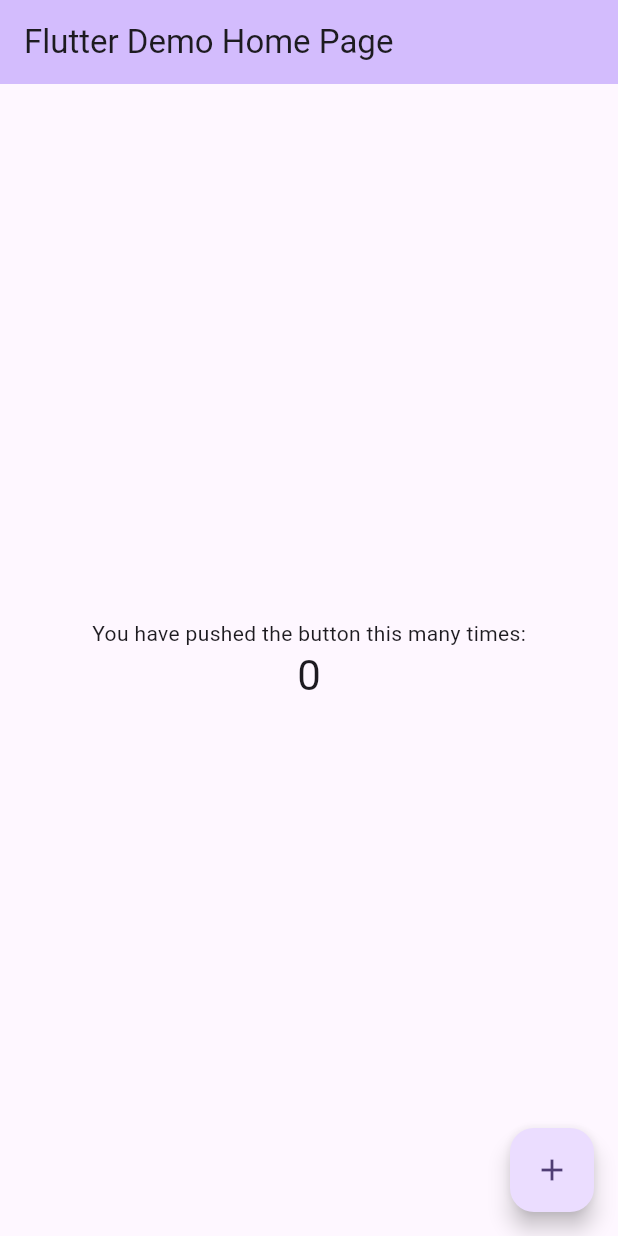
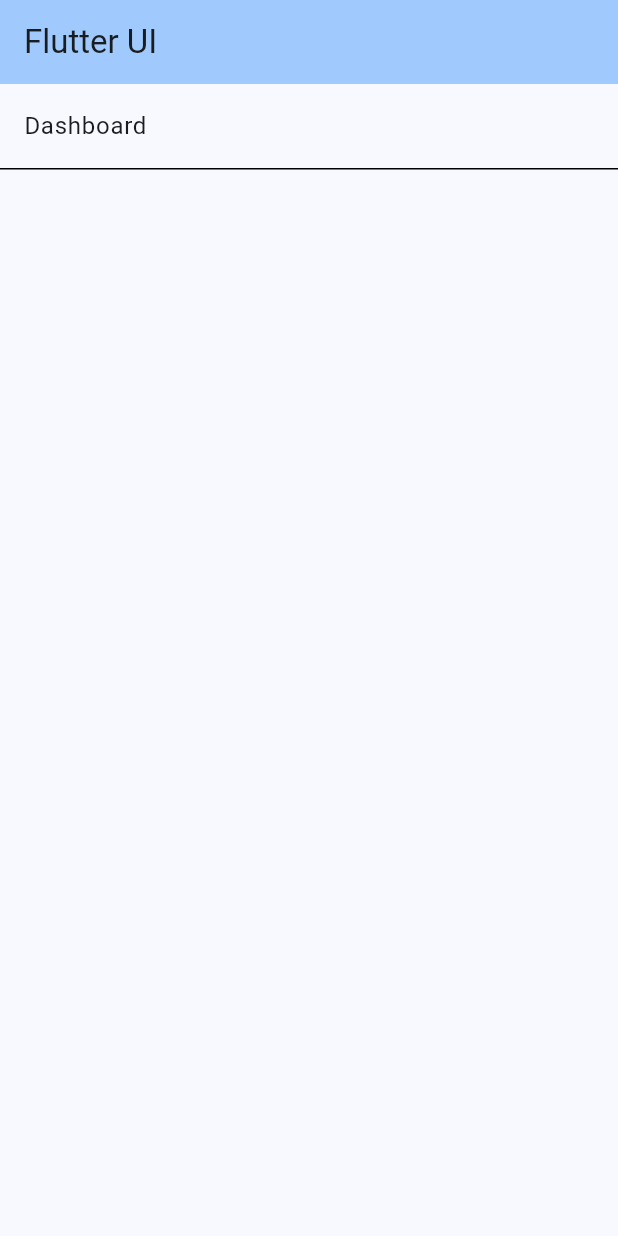
Before and after one commit to murali-kumar/flutter_ui, a Flutter app: the screen it shows after launch, on a phone screen of 412 x 824 dp. Run offline on Flutter 3.47's test engine with Material 3 defaults, Android fonts, the phone set to English and light mode, and no system bars.

Commit message:
project base Structure creation

```diff
--- /dev/null
+++ b/lib/data/data_items.dart
@@ -0,0 +1,17 @@
+import '../utils/route_generator.dart';
+
+import '../models/screen_item.dart';
+
+List<ScreenItem> getScreenItems(){
+List<ScreenItem> dataList = [];
+dataList.add(ScreenItem(label: "Dashboard", screenName: RouteGenerator.dashboardMenuRoute));
+
+return dataList;
+}
+
+List<ScreenItem> getDashboardScreenItems(){
+  List<ScreenItem> dataList = [];
+  dataList.add(ScreenItem(label: "Dashboard 1", screenName: RouteGenerator.dashboard1));
+
+  return dataList;
+}
--- a/lib/main.dart
+++ b/lib/main.dart
@@ -1,4 +1,6 @@
 import 'package:flutter/material.dart';
+
+import 'utils/route_generator.dart';
 
 void main() {
   runApp(const MyApp());
@@ -11,115 +13,13 @@ class MyApp extends StatelessWidget {
   @override
   Widget build(BuildContext context) {
     return MaterialApp(
-      title: 'Flutter Demo',
+      title: 'Flutter UI',
       theme: ThemeData(
-        // This is the theme of your application.
-        //
-        // TRY THIS: Try running your application with "flutter run". You'll see
-        // the application has a purple toolbar. Then, without quitting the app,
-        // try changing the seedColor in the colorScheme below to Colors.green
-        // and then invoke "hot reload" (save your changes or press the "hot
-        // reload" button in a Flutter-supported IDE, or press "r" if you used
-        // the command line to start the app).
-        //
-        // Notice that the counter didn't reset back to zero; the application
-        // state is not lost during the reload. To reset the state, use hot
-        // restart instead.
-        //
-        // This works for code too, not just values: Most code changes can be
-        // tested with just a hot reload.
-        colorScheme: ColorScheme.fromSeed(seedColor: Colors.deepPurple),
+        colorScheme: ColorScheme.fromSeed(seedColor: Colors.blue),
         useMaterial3: true,
       ),
-      home: const MyHomePage(title: 'Flutter Demo Home Page'),
+      initialRoute: RouteGenerator.homeRoute,
+      onGenerateRoute: RouteGenerator.generateRoute,
     );
   }
 }
-
-class MyHomePage extends StatefulWidget {
-  const MyHomePage({super.key, required this.title});
-
-  // This widget is the home page of your application. It is stateful, meaning
-  // that it has a State object (defined below) that contains fields that affect
-  // how it looks.
-
-  // This class is the configuration for the state. It holds the values (in this
-  // case the title) provided by the parent (in this case the App widget) and
-  // used by the build method of the State. Fields in a Widget subclass are
-  // always marked "final".
-
-  final String title;
-
-  @override
-  State<MyHomePage> createState() => _MyHomePageState();
-}
-
-class _MyHomePageState extends State<MyHomePage> {
-  int _counter = 0;
-
-  void _incrementCounter() {
-    setState(() {
-      // This call to setState tells the Flutter framework that something has
-      // changed in this State, which causes it to rerun the build method below
-      // so that the display can reflect the updated values. If we changed
-      // _counter without calling setState(), then the build method would not be
-      // called again, and so nothing would appear to happen.
-      _counter++;
-    });
-  }
-
-  @override
-  Widget build(BuildContext context) {
-    // This method is rerun every time setState is called, for instance as done
-    // by the _incrementCounter method above.
-    //
-    // The Flutter framework has been optimized to make rerunning build methods
-    // fast, so that you can just rebuild anything that needs updating rather
-    // than having to individually change instances of widgets.
-    return Scaffold(
-      appBar: AppBar(
-        // TRY THIS: Try changing the color here to a specific color (to
-        // Colors.amber, perhaps?) and trigger a hot reload to see the AppBar
-        // change color while the other colors stay the same.
-        backgroundColor: Theme.of(context).colorScheme.inversePrimary,
-        // Here we take the value from the MyHomePage object that was created by
-        // the App.build method, and use it to set our appbar title.
-        title: Text(widget.title),
-      ),
-      body: Center(
-        // Center is a layout widget. It takes a single child and positions it
-        // in the middle of the parent.
-        child: Column(
-          // Column is also a layout widget. It takes a list of children and
-          // arranges them vertically. By default, it sizes itself to fit its
-          // children horizontally, and tries to be as tall as its parent.
-          //
-          // Column has various properties to control how it sizes itself and
-          // how it positions its children. Here we use mainAxisAlignment to
-          // center the children vertically; the main axis here is the vertical
-          // axis because Columns are vertical (the cross axis would be
-          // horizontal).
-          //
-          // TRY THIS: Invoke "debug painting" (choose the "Toggle Debug Paint"
-          // action in the IDE, or press "p" in the console), to see the
-          // wireframe for each widget.
-          mainAxisAlignment: MainAxisAlignment.center,
-          children: <Widget>[
-            const Text(
-              'You have pushed the button this many times:',
-            ),
-            Text(
-              '$_counter',
-              style: Theme.of(context).textTheme.headlineMedium,
-            ),
-          ],
-        ),
-      ),
-      floatingActionButton: FloatingActionButton(
-        onPressed: _incrementCounter,
-        tooltip: 'Increment',
-        child: const Icon(Icons.add),
-      ), // This trailing comma makes auto-formatting nicer for build methods.
-    );
-  }
-}
--- /dev/null
+++ b/lib/models/screen_item.dart
@@ -0,0 +1,6 @@
+class ScreenItem{
+  String label;
+  String screenName;
+
+  ScreenItem({required this.label, required this.screenName});
+}
--- /dev/null
+++ b/lib/my_home_page.dart
@@ -0,0 +1,43 @@
+import 'package:flutter/material.dart';
+
+import 'data/data_items.dart';
+import 'models/screen_item.dart';
+
+class MyHomePage extends StatefulWidget {
+  const MyHomePage({super.key});
+
+  @override
+  State<MyHomePage> createState() => _MyHomePageState();
+}
+
+class _MyHomePageState extends State<MyHomePage> {
+  late List<ScreenItem> screenDataList;
+  @override
+  void initState() {
+    super.initState();
+    screenDataList = getScreenItems();
+  }
+
+  @override
+  Widget build(BuildContext context) {
+    return Scaffold(
+      appBar: AppBar(
+        backgroundColor: Theme.of(context).colorScheme.inversePrimary,
+        title: const Text('Flutter UI'),
+      ),
+      body: ListView.builder(itemCount: screenDataList.length, itemBuilder: (BuildContext context, int index) {
+        ScreenItem screenItem =  screenDataList[index];
+        return ListTile(
+          onTap: (){
+            Navigator.of(context)
+                .pushNamed(screenItem.screenName);
+          },
+          title: Text(screenItem.label),
+          shape: const Border(
+            bottom: BorderSide(),
+          ),
+        );
+      }),
+    );
+  }
+}
--- /dev/null
+++ b/lib/utils/route_generator.dart
@@ -0,0 +1,33 @@
+import 'package:flutter/material.dart';
+
+import '../dashboard/dashboard_menu.dart';
+import '../my_home_page.dart';
+
+class RouteGenerator {
+  static const String homeRoute = '/home';
+  ///Dashboard
+  static const String dashboardMenuRoute = '/dashmenu';
+  static const String dashboard1 = '/dash1';
+  ///
+
+  ///
+  static Route<dynamic>? generateRoute(RouteSettings settings) {
+    // Getting arguments passed in while calling Navigator.pushNamed
+    //final args = settings.arguments;
+
+    switch (settings.name) {
+      case homeRoute:
+        return MaterialPageRoute(
+            builder: (_) => const MyHomePage(),
+            settings: RouteSettings(name: settings.name));
+        ///Dashboard
+      case dashboardMenuRoute:
+        return MaterialPageRoute(
+            builder: (_) => const DashboardMenu(),
+            settings: RouteSettings(name: settings.name));
+    ///
+      default:
+        return null;
+    }
+  }
+}
```
Also changed, not shown: lib/dashboard/dashboard_menu.dart (added, +43 -0 lines).
